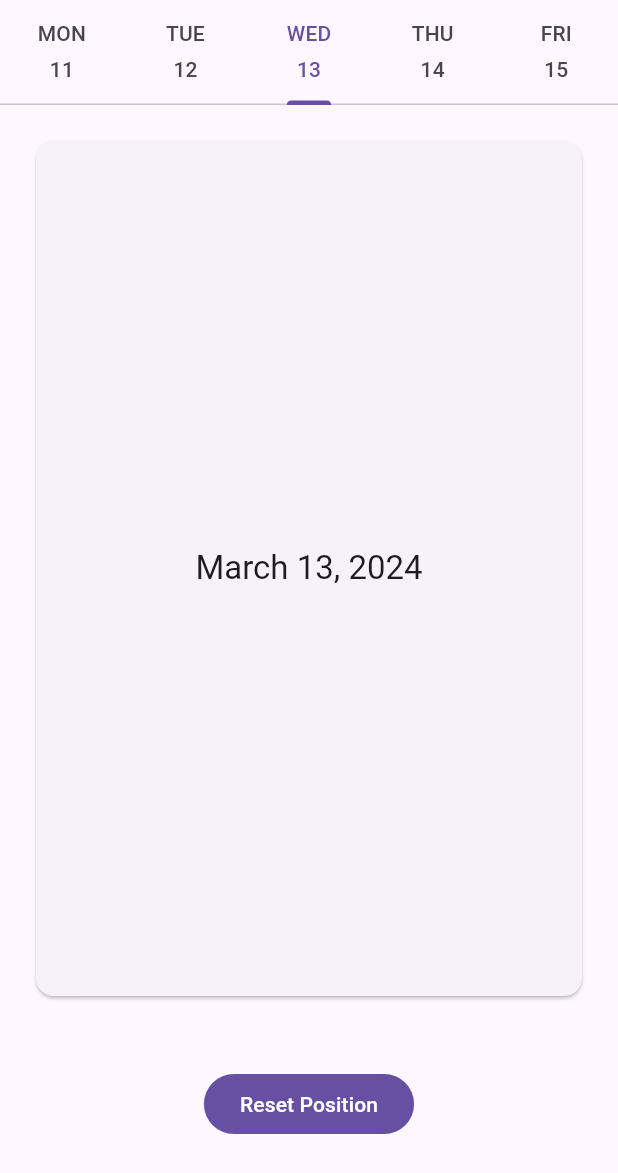
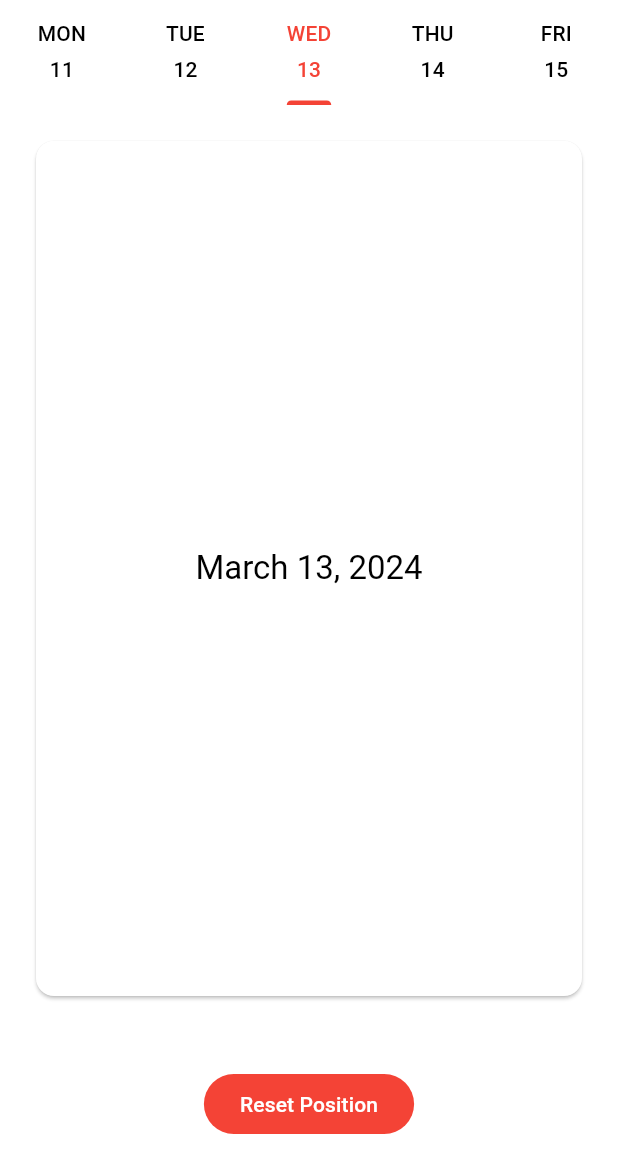
Before and after one commit to azalessky/date_tab_pager, a Flutter app: the screen it shows after launch, on a phone screen of 412 x 824 dp. Shown: the top 1173 px of the screen. Run offline on Flutter 3.47's test engine with Material 3 defaults, Android fonts, the phone set to English and light mode, and no system bars.

Commit message:
Fix wrong colors in unselected week

```diff
--- a/example/lib/main.dart
+++ b/example/lib/main.dart
@@ -21,7 +21,9 @@ class _MainAppState extends State<MainApp> {
   @override
   Widget build(BuildContext context) {
     return MaterialApp(
+      theme: ThemeData(colorScheme: ColorScheme.fromSwatch(primarySwatch: Colors.red)),
       home: Scaffold(
+        backgroundColor: Colors.white,
         body: SafeArea(
           child: Column(
             children: [
--- a/lib/weekly_tab_calendar.dart
+++ b/lib/weekly_tab_calendar.dart
@@ -74,9 +74,21 @@ class _WeeklyTabCalendarState extends State<WeeklyTabCalendar> with TickerProvid
   }
 
   Widget _buildTabBar(DateTime date) {
+    final isSelectedWeek = date.isSameWeek(widget.controller.position);
+    final labelColor = isSelectedWeek
+        ? null
+        : Theme.of(context).tabBarTheme.unselectedLabelColor ??
+            Theme.of(context).colorScheme.onSurfaceVariant;
+    final labelStyle = isSelectedWeek
+        ? null
+        : Theme.of(context).tabBarTheme.unselectedLabelStyle ??
+            Theme.of(context).textTheme.titleSmall;
+
     return TabBar(
       controller: widget.tabController,
       indicator: date.isSameWeek(widget.controller.position) ? null : const BoxDecoration(),
+      labelColor: labelColor,
+      labelStyle: labelStyle,
       tabs: List.generate(
         widget.weekdays.length,
         (index) => widget.tabBuilder(context, _indexToDate(date, index)),
```
